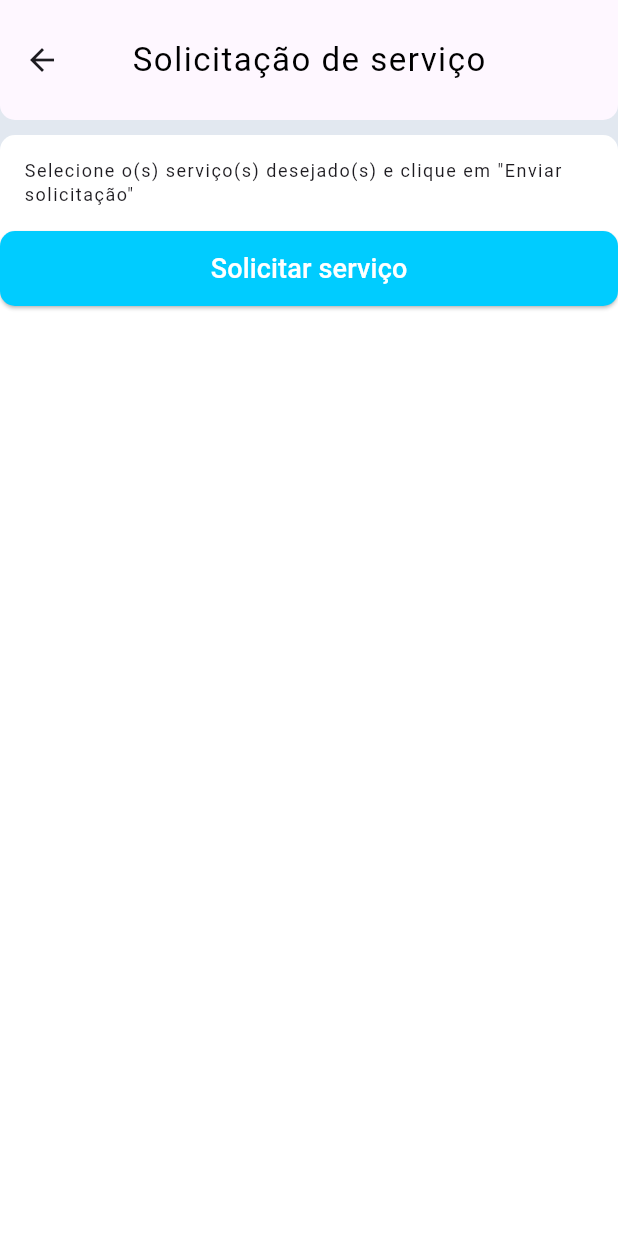
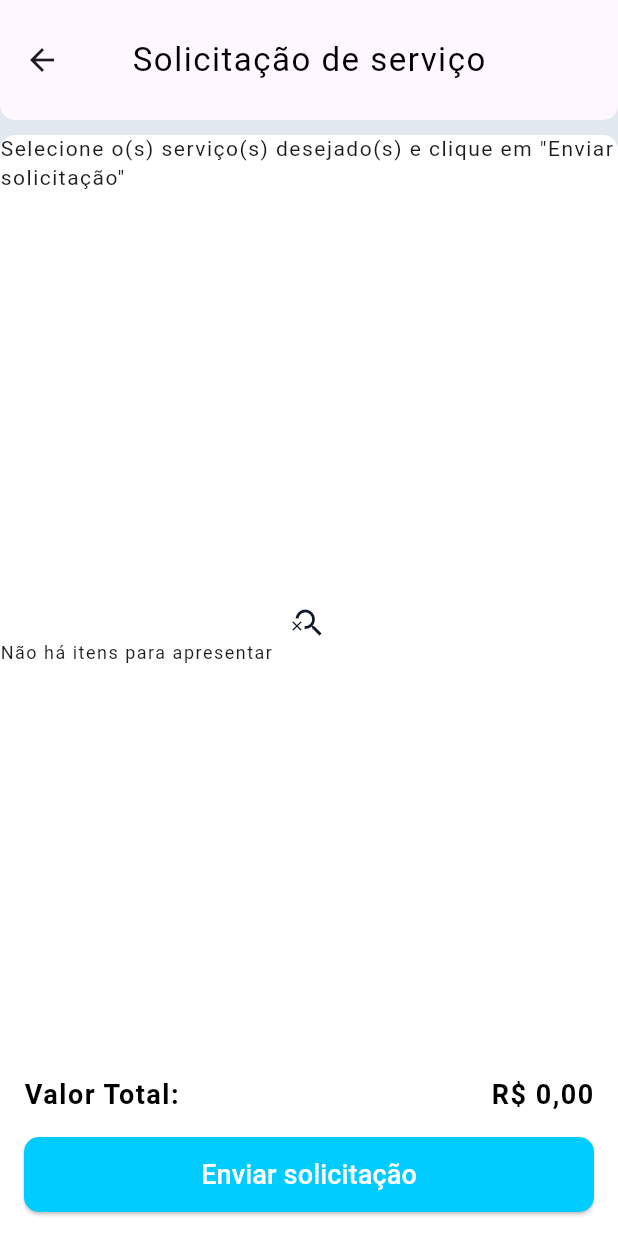
Before and after one commit to MarcosAlbrecht/law-order-app-flutter, a Flutter app: the ProfileViewScreen screen opened directly with empty values, after a tap on "Solicitar serviço", on a phone screen of 412 x 824 dp. Run offline on Flutter 3.47's test engine with Material 3 defaults, Android fonts, the phone set to English and light mode, and no system bars; our stand-ins replace datetime_picker_formfield_new, dio, flutter_image_compress, fluttericon, fluttertoast, freezed_annotation and 6 more; missing offline and left inert: dart:ffi; accounts and stored records are empty; network calls fail.

Commit message:
creating service_request view

```diff
--- /dev/null
+++ b/lib/src/models/order_service_model.dart
@@ -0,0 +1,11 @@
+import 'package:app_law_order/src/models/service_model.dart';
+
+class OrderServiceModel {
+  List<ServiceModel>? service;
+  double? total;
+
+  OrderServiceModel({
+    this.service,
+    this.total = 0.0,
+  });
+}
--- a/lib/src/models/service_model.dart
+++ b/lib/src/models/service_model.dart
@@ -13,13 +13,13 @@ class ServiceModel {
   String? description;
   @JsonKey(name: 'value')
   double? value;
-  bool? isChecked = false;
+  bool? isChecked;
   ServiceModel({
     this.id,
     this.title,
     this.description,
     this.value,
-    this.isChecked,
+    this.isChecked = false,
   });
 
   factory ServiceModel.fromJson(Map<String, dynamic> json) =>
--- a/lib/src/pages/profile_view/controller/service_request_controller.dart
+++ b/lib/src/pages/profile_view/controller/service_request_controller.dart
@@ -1,14 +1,17 @@
+import 'package:app_law_order/src/models/order_service_model.dart';
 import 'package:app_law_order/src/models/service_model.dart';
 import 'package:app_law_order/src/pages/auth/controller/auth_controller.dart';
+import 'package:app_law_order/src/pages/profile_view/controller/profile_view_controller.dart';
 import 'package:app_law_order/src/pages/profile_view/repository/profile_view_repository.dart';
 import 'package:get/get.dart';
 
 class ServiceRequestController extends GetxController {
   final rofileViewRepository = ProfileViewRepository();
 
-  final authController = AuthController();
+  final profileController = Get.find<ProfileViewController>();
 
-  List<ServiceModel> service = [];
+  List<ServiceModel> services = [];
+  final orderService = OrderServiceModel();
 
   bool isLoading = false;
   bool isSaving = false;
@@ -20,9 +23,46 @@ class ServiceRequestController extends GetxController {
     loadServices();
   }
 
+  void setLoading({required bool value}) {
+    isLoading = value;
+    update();
+  }
+
   Future<void> loadServices() async {
-    if (authController.user.services != null) {
-      service = authController.user.services!;
+    setLoading(value: true);
+    if (profileController.user.services != null) {
+      services = profileController.user.services!;
     }
+
+    setLoading(value: false);
+  }
+
+  Future<void> handleService({required ServiceModel service}) async {
+    if (service.isChecked!) {}
+  }
+
+  Future<void> handleCheckBox(
+      {required ServiceModel service, required bool value}) async {
+    setLoading(value: true);
+    for (var serv in services) {
+      if (serv.id == service.id) {
+        serv.isChecked = value;
+      }
+    }
+
+    if (value) {
+      orderService.service?.add(service);
+      orderService.total = (orderService.total! + service.value!);
+    } else {
+      orderService.service?.removeWhere((element) => element.id == service.id);
+      orderService.total = (orderService.total! - service.value!);
+    }
+
+    setLoading(value: false);
+  }
+
+  bool isChecked({required ServiceModel service}) {
+    final result = services.firstWhere((element) => element.id == service.id);
+    return result.isChecked!;
   }
 }
--- a/lib/src/pages/profile_view/view/service_request_screen.dart
+++ b/lib/src/pages/profile_view/view/service_request_screen.dart
@@ -1,10 +1,14 @@
 import 'package:app_law_order/src/config/custom_colors.dart';
 import 'package:app_law_order/src/pages/profile_view/controller/service_request_controller.dart';
+import 'package:app_law_order/src/pages/profile_view/view/components/services_request_tile.dart';
+import 'package:app_law_order/src/services/util_services.dart';
 import 'package:flutter/material.dart';
 import 'package:get/get.dart';
 
 class ServiceRequestScreen extends StatelessWidget {
-  const ServiceRequestScreen({Key? key}) : super(key: key);
+  ServiceRequestScreen({Key? key}) : super(key: key);
+
+  final utilServices = UtilServices();
 
   @override
   Widget build(BuildContext context) {
@@ -24,9 +28,12 @@ class ServiceRequestScreen extends StatelessWidget {
         toolbarHeight: 80,
       ),
       body: Padding(
-        padding: const EdgeInsets.only(top: 10),
+        padding: const EdgeInsets.only(
+          top: 10,
+        ),
         child: Container(
           height: size.height,
+          width: size.width,
           decoration: BoxDecoration(
             borderRadius: const BorderRadius.only(
               topLeft: Radius.circular(10),
@@ -35,16 +42,87 @@ class ServiceRequestScreen extends StatelessWidget {
             color: CustomColors.white,
           ),
           child: Column(
+            mainAxisAlignment: MainAxisAlignment.spaceBetween,
             crossAxisAlignment: CrossAxisAlignment.stretch,
             children: [
+              //botao para solicitar o servico
+              Expanded(
+                child: Column(
+                  crossAxisAlignment: CrossAxisAlignment.stretch,
+                  children: [
+                    Text(
+                      'Selecione o(s) serviço(s) desejado(s) e clique em "Enviar solicitação"',
+                      style: TextStyle(
+                          //fontWeight: FontWeight.bold,
+                          fontSize: CustomFontSizes.fontSize14),
+                    ),
+                    GetBuilder<ServiceRequestController>(
+                      builder: (controller) {
+                        return Expanded(
+                          child: Visibility(
+                            visible: controller.services.isNotEmpty,
+                            replacement: Center(
+                              child: Column(
+                                crossAxisAlignment: CrossAxisAlignment.stretch,
+                                mainAxisAlignment: MainAxisAlignment.center,
+                                children: [
+                                  Icon(
+                                    Icons.search_off,
+                                    color: CustomColors.blueDarkColor,
+                                  ),
+                                  const Text('Não há itens para apresentar'),
+                                ],
+                              ),
+                            ),
+                            child: ListView.separated(
+                                itemBuilder: (_, index) {
+                                  return ServicesRequestTile(
+                                    service: controller.services[index],
+                                  );
+                                },
+                                separatorBuilder: (_, index) => const Divider(
+                                      height: 10,
+                                    ),
+                                itemCount: controller.services.length),
+                          ),
+                        );
+                      },
+                    )
+                  ],
+                ),
+              ),
+              Container(
+                padding: const EdgeInsets.symmetric(horizontal: 16),
+                child: Row(
+                  mainAxisAlignment: MainAxisAlignment.spaceBetween,
+                  children: [
+                    Text(
+                      'Valor Total:',
+                      style: TextStyle(
+                          color: CustomColors.black,
+                          fontSize: CustomFontSizes.fontSize18,
+                          fontWeight: FontWeight.bold),
+                    ),
+                    GetBuilder<ServiceRequestController>(
+                      builder: (controller) {
+                        return Text(
+                          utilServices
+                              .priceToCurrency(controller.orderService.total!),
+                          style: TextStyle(
+                              color: CustomColors.black,
+                              fontSize: CustomFontSizes.fontSize18,
+                              fontWeight: FontWeight.bold),
+                        );
+                      },
+                    ),
+                  ],
+                ),
+              ),
+
+              //BOTAO PARA ENVIAR SOLICITAÇAO
               Padding(
                 padding: const EdgeInsets.all(16.0),
-                child: Expanded(
-                  child: Text(
-                      'Selecione o(s) serviço(s) desejado(s) e clique em "Enviar solicitação"'),
-                ),
-              ),
-              SizedBox(
+                child: SizedBox(
                   height: 50,
                   child: GetBuilder<ServiceRequestController>(
                     builder: (authController) {
@@ -65,7 +143,7 @@ class ServiceRequestScreen extends StatelessWidget {
                                 color: CustomColors.black,
                               )
                             : Text(
-                              'Solicitar serviço',
+                                'Enviar solicitação',
                                 style: TextStyle(
                                   color: CustomColors.white,
                                   fontSize: 18,
@@ -75,6 +153,7 @@ class ServiceRequestScreen extends StatelessWidget {
                     },
                   ),
                 ),
+              ),
             ],
           ),
         ),
--- a/lib/src/pages_routes/pages_routes.dart
+++ b/lib/src/pages_routes/pages_routes.dart
@@ -4,7 +4,6 @@ import 'package:app_law_order/src/pages/auth/view/sign_up_step1.dart';
 import 'package:app_law_order/src/pages/base/base_screen.dart';
 import 'package:app_law_order/src/pages/base/binding/navigation_binding.dart';
 import 'package:app_law_order/src/pages/home/binding/home_binding.dart';
-import 'package:app_law_order/src/pages/home/controller/home_controller.dart';
 import 'package:app_law_order/src/pages/profile/binding/follower_binding.dart';
 import 'package:app_law_order/src/pages/profile/binding/follows_binding.dart';
 import 'package:app_law_order/src/pages/profile/binding/profile_binding.dart';
@@ -62,7 +61,7 @@ abstract class AppPages {
     ),
     GetPage(
       name: PagesRoutes.serviceRequestScreen,
-      page: () => const ServiceRequestScreen(),
+      page: () => ServiceRequestScreen(),
       binding: ServiceRequestBinding(),
     ),
     GetPage(
```
Also changed, not shown: lib/src/pages/profile_view/view/components/services_request_tile.dart (+16 -6 lines), lib/src/models/service_model.g.dart. Lines whose indentation alone changed are shown as unchanged.
